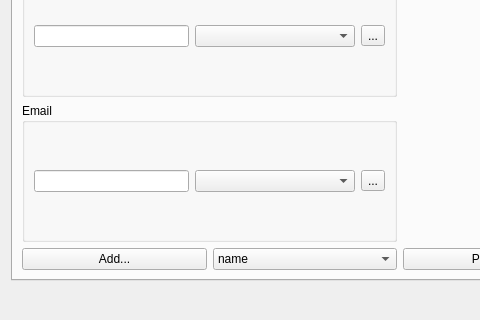
Qt form app/contactdialog.ui (DarkHobbit/doublecontact) before a commit; both pictures show x 0 to 480 and y 260 to 580 of the 800 by 580 pixel window.
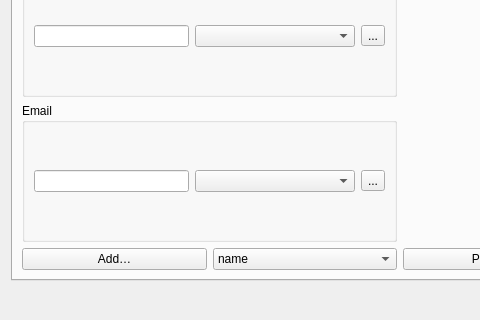
The same form after that commit. Icons and pictures are not drawn.

Commit message: typo ellipsis, added

Diff of the .ui file:
```diff
--- a/app/contactdialog.ui
+++ b/app/contactdialog.ui
@@ -142,7 +142,7 @@
            <item>
             <widget class="QPushButton" name="btnAdd">
              <property name="text">
-              <string>Add...</string>
+              <string>Add…</string>
              </property>
             </widget>
            </item>
```
Left out of the diff: 4 changed lines with no effect on the pictures.
